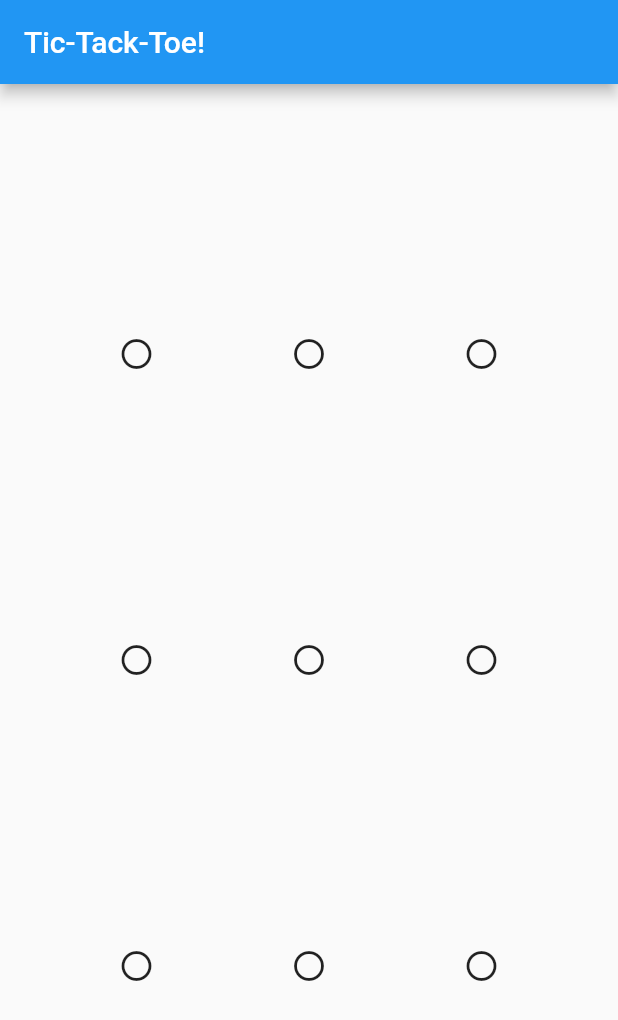
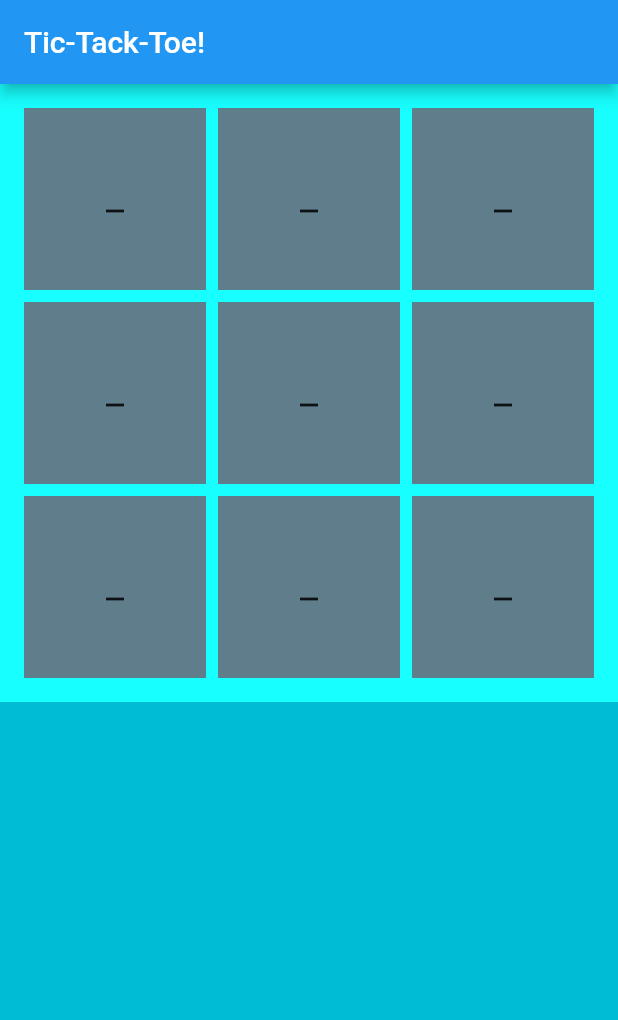
Before and after one commit to RawatDevanshu/tictactoe, a Flutter app: the screen it shows after launch, on a phone screen of 412 x 824 dp. Shown: the top 1020 px of the screen. Run offline on Flutter 3.47's test engine with Material 2 defaults, Android fonts, the phone set to English and light mode, and no system bars.

Commit message:
used gridview in place of row and column widgets

```diff
--- a/lib/main.dart
+++ b/lib/main.dart
@@ -1,4 +1,6 @@
 import 'package:flutter/material.dart';
+
+List<int> values = [2, 2, 2, 2, 2, 2, 2, 2, 2];
 
 void main() {
   runApp(const MyApp());
@@ -32,6 +34,7 @@ class _MyHomePageState extends State<MyHomePage> {
   @override
   Widget build(BuildContext context) {
     return Scaffold(
+      backgroundColor: Colors.cyan,
       appBar: AppBar(
         title: Text(widget.title),
       ),
@@ -48,57 +51,47 @@ class IconGrid extends StatefulWidget {
 }
 
 class _IconGridState extends State<IconGrid> {
+  int turn = 0;
   @override
   Widget build(BuildContext context) {
-    return Row(
-      mainAxisAlignment: MainAxisAlignment.spaceEvenly,
-      children: const <Widget>[
-        TicToeCol(),TicToeCol(),TicToeCol()
-      ],
-    );
+    double boardwidth = MediaQuery.of(context).size.width;
+    return Container(
+        width: boardwidth,
+        height: boardwidth,
+        color: Colors.cyanAccent,
+        child: GridView.count(
+          crossAxisCount: 3,
+          padding: const EdgeInsets.all(16),
+          mainAxisSpacing: 8,
+          crossAxisSpacing: 8,
+          children: List.generate(9, (index) {
+            return Container(
+              width: 100,
+              height: 100,
+              decoration: const BoxDecoration(color: Colors.blueGrey),
+              child: Center(
+                child: IconButton(
+                  icon: values[index] == 2
+                      ? const Icon(Icons.minimize)
+                      : values[index] == 0
+                          ? const Icon(Icons.circle_outlined)
+                          : const Icon(Icons.close),
+                  onPressed: () {
+                    setState(() {
+                      if (values[index] == 2) {
+                        values[index] = turn;
+                        if (turn == 1) {
+                          turn = 0;
+                        } else {
+                          turn = 1;
+                        }
+                      }
+                    });
+                  },
+                ),
+              ),
+            );
+          }),
+        ));
   }
 }
-
-
-
-class TicToeCol extends StatefulWidget {
-  const TicToeCol({super.key});
-
-  @override
-  State<TicToeCol> createState() => _TicToeColState();
-}
-
-class _TicToeColState extends State<TicToeCol> {
-  @override
-  Widget build(BuildContext context) {
-    return Column(
-      mainAxisAlignment: MainAxisAlignment.spaceEvenly,
-      children: const <Widget>[TicToes(), TicToes(), TicToes()],
-    );
-  }
-}
-
-
-
-class TicToes extends StatefulWidget {
-  const TicToes({super.key});
-
-  @override
-  State<TicToes> createState() => _TicToesState();
-}
-
-class _TicToesState extends State<TicToes> {
-  bool toggle = true;
-  @override
-  Widget build(BuildContext context) {
-    return IconButton(
-        onPressed: () {
-          setState(() {
-            toggle = !toggle;
-          });
-        },
-        icon: toggle
-            ? const Icon(Icons.circle_outlined)
-            : const Icon(Icons.close));
-  }
-}
```
